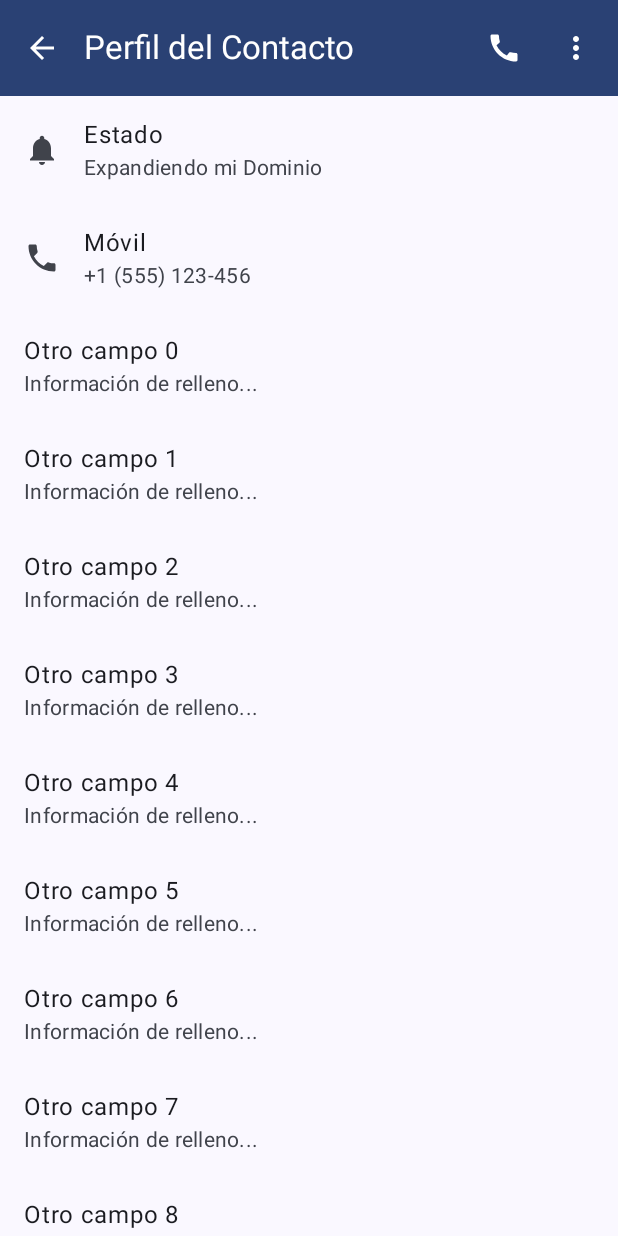
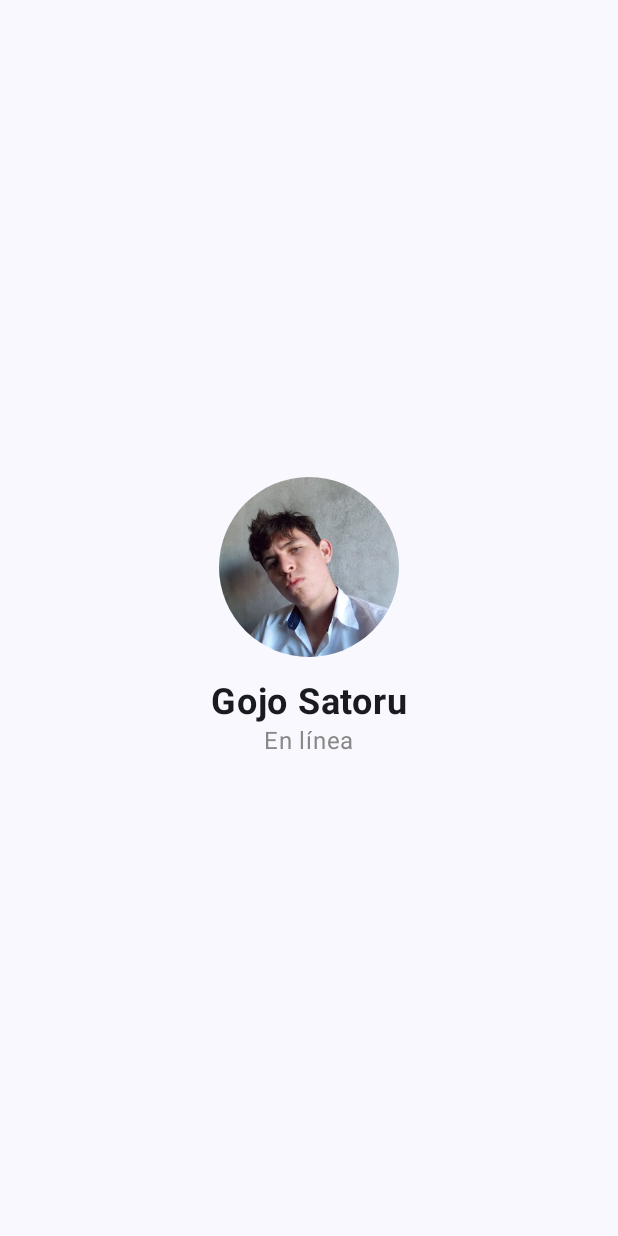
Before and after one commit to evertms/mobile-apps, an Android app built with Jetpack Compose: the screen it shows after launch (MainActivity), on a phone screen of 412 x 824 dp. Run offline under Robolectric (Android 15) with nearby library versions, the phone set to English and light mode, and no system bars.

Commit message:
feat: Recursos
- Imágenes
- Strings (XML)
- Dimensiones (XML)

```diff
--- a/app/src/main/java/com/example/mobile_apps/MainActivity.kt
+++ b/app/src/main/java/com/example/mobile_apps/MainActivity.kt
@@ -53,14 +53,15 @@ class MainActivity : ComponentActivity() {
                     modifier = Modifier.fillMaxSize(),
                     color = MaterialTheme.colorScheme.background
                 ) {
-                    ContactProfileScreen()
+                    //ContactProfileScreen()
+                    ProfileHeader()
                 }
             }
         }
     }
 }
 
-// Usamos @OptIn para la TopAppBar, que es experimental
+/*// Usamos @OptIn para la TopAppBar, que es experimental
 @OptIn(ExperimentalMaterial3Api::class)
 @Composable
 fun ContactProfileScreen() {
@@ -149,9 +150,9 @@ fun ContactProfileScreen() {
             }
         }
     }
-}
+}*/
 
-/*@Composable
+@Composable
 fun ProfileHeader() {
     Column(
         horizontalAlignment = Alignment.CenterHorizontally,
@@ -185,12 +186,13 @@ fun ProfileHeader() {
         )
     }
 }
-*/
+
 
 @Preview(showBackground = true)
 @Composable
 fun ContactProfilePreview() {
     MobileappsTheme {
-        ContactProfileScreen()
+        //ContactProfileScreen()
+        ProfileHeader()
     }
 }
--- /dev/null
+++ b/app/src/main/res/values/dimens.xml
@@ -0,0 +1,4 @@
+<?xml version="1.0" encoding="utf-8"?>
+<resources>
+    <dimen name="profile_pic_size">120dp</dimen>
+</resources>
--- a/app/src/main/res/values/strings.xml
+++ b/app/src/main/res/values/strings.xml
@@ -1,3 +1,4 @@
 <resources>
     <string name="app_name">Mobile-apps</string>
+    <string name="contact_name">Gojo Satoru</string>
 </resources>
```
Also changed, not shown: app/src/main/res/drawable/profile_pic.jpg (added).
